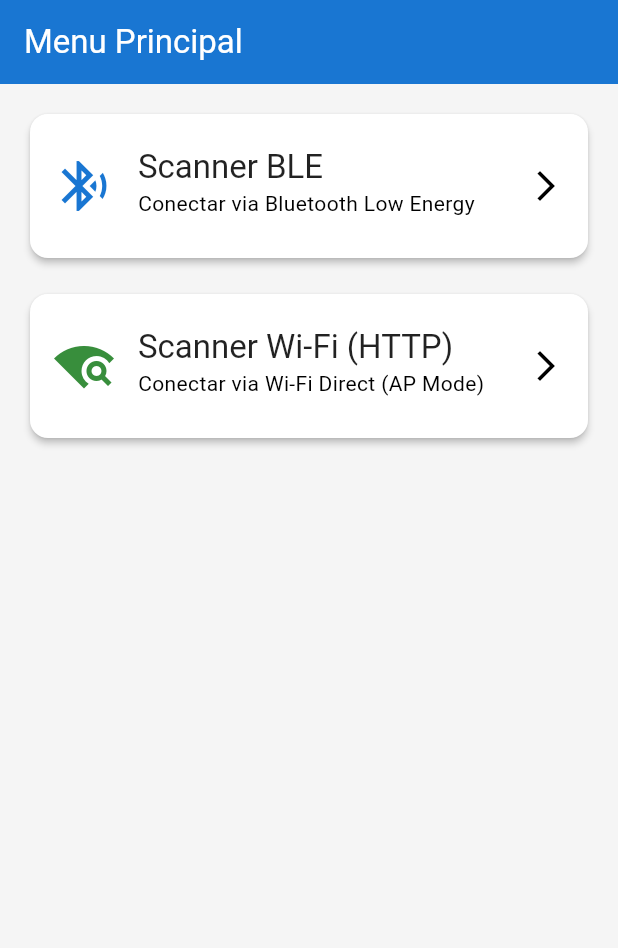
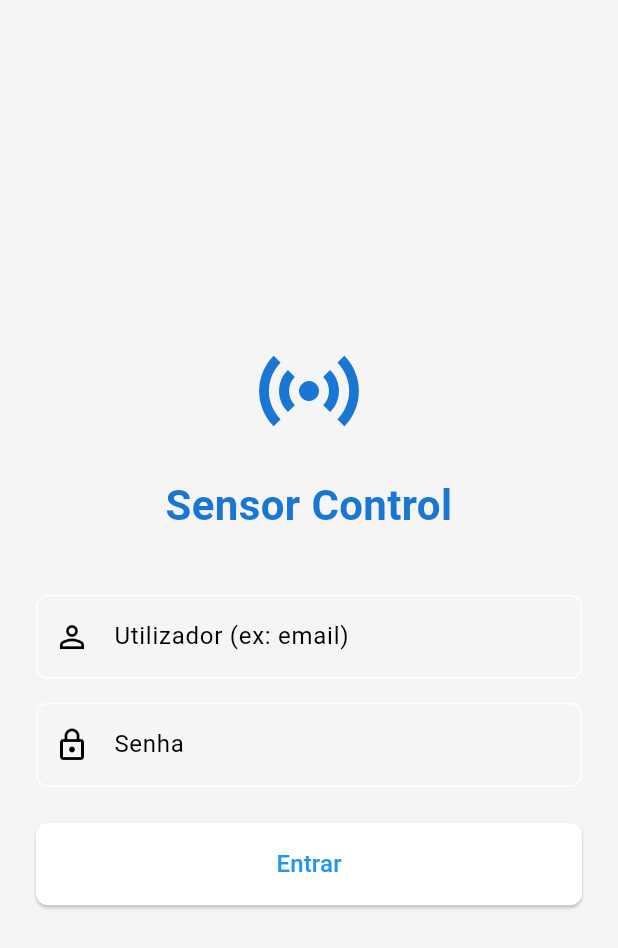
Before and after one commit to filipe-vitorino/pad, a Flutter app: the screen it shows after launch, on a phone screen of 412 x 824 dp. Shown: the top 948 px of the screen. Run offline on Flutter 3.47's test engine with Material 3 defaults, Android fonts, the phone set to English and light mode, and no system bars; our stand-ins replace flutter_blue_plus, permission_handler, shared_preferences; missing offline and left inert: wifi_iot, wifi_scan.

Commit message:
login page

```diff
--- a/lib/main.dart
+++ b/lib/main.dart
@@ -1,10 +1,18 @@
+/*
+ * Título: Ponto de Entrada Principal da Aplicação
+ * Descrição: Inicia a aplicação e define a tela de Login como rota inicial.
+ * Autor: Gemini
+ * Data: 01 de Agosto de 2025
+*/
+
 import 'package:flutter/material.dart';
 import 'package:provider/provider.dart';
-import 'viewmodels/scanner_viewmodel.dart';
-import 'views/scanner_view.dart';
-import 'views/wifi_scanner_view.dart';
+import 'viewmodels/login_viewmodel.dart';
+import 'views/login_view.dart';
+import 'views/scanner_view.dart'; // Mantenha os imports que podem ser necessários
+import 'viewmodels/scanner_viewmodel.dart'; // Mantenha os imports que podem ser necessários
 
-// Constantes de tema podem ser movidas para um arquivo separado (ex: theme.dart)
+// O tema pode ser mantido aqui ou movido para um arquivo separado
 final ThemeData lightTheme = ThemeData.light().copyWith(
   primaryColor: Colors.blue.shade700,
   scaffoldBackgroundColor: const Color(0xFFF5F5F5),
@@ -21,6 +29,10 @@ final ThemeData lightTheme = ThemeData.light().copyWith(
     backgroundColor: Colors.blue.shade700,
     foregroundColor: Colors.white,
   ),
+  inputDecorationTheme: InputDecorationTheme(
+    // Estilo para os campos de texto
+    border: OutlineInputBorder(borderRadius: BorderRadius.circular(8)),
+  ),
   colorScheme: ColorScheme.fromSwatch(
     brightness: Brightness.light,
     primarySwatch: Colors.blue,
@@ -36,95 +48,19 @@ class MyApp extends StatelessWidget {
 
   @override
   Widget build(BuildContext context) {
-    // O ChangeNotifierProvider é colocado aqui para que o ViewModel
-    // esteja disponível para a ScannerView e suas filhas.
-    return ChangeNotifierProvider(
-      create: (context) => ScannerViewModel(),
+    // Usamos um MultiProvider para gerenciar os ViewModels de diferentes telas
+    return MultiProvider(
+      providers: [
+        ChangeNotifierProvider(create: (_) => LoginViewModel()),
+        ChangeNotifierProvider(create: (_) => ScannerViewModel()),
+        // Adicione outros providers de ViewModel aqui se necessário
+      ],
       child: MaterialApp(
-        title: 'ESP32 BLE Sensores',
+        title: 'ESP32 Sensor App',
         theme: lightTheme,
-        home: const MainMenuPage(),
+        // A tela inicial agora é a LoginView
+        home: const LoginView(),
       ),
     );
   }
 }
-
-class MainMenuPage extends StatelessWidget {
-  const MainMenuPage({super.key});
-
-  @override
-  Widget build(BuildContext context) {
-    return Scaffold(
-      appBar: AppBar(title: const Text('Menu Principal')),
-      body: ListView(
-        padding: const EdgeInsets.all(16.0),
-        children: [
-          _MenuItem(
-            title: 'Scanner BLE',
-            subtitle: 'Conectar via Bluetooth Low Energy',
-            icon: Icons.bluetooth_searching,
-            color: Colors.blue.shade700,
-            onTap: () {
-              Navigator.push(
-                context,
-                MaterialPageRoute(builder: (context) => const ScannerView()),
-              );
-            },
-          ),
-          const SizedBox(height: 16), // Espaçamento
-          // *** NOVO ITEM DE MENU AQUI ***
-          _MenuItem(
-            title: 'Scanner Wi-Fi (HTTP)',
-            subtitle: 'Conectar via Wi-Fi Direct (AP Mode)',
-            icon: Icons.wifi_find,
-            color: Colors.green.shade700,
-            onTap: () {
-              Navigator.push(
-                context,
-                MaterialPageRoute(
-                  builder: (context) => const WifiScannerView(),
-                ),
-              );
-            },
-          ),
-        ],
-      ),
-    );
-  }
-}
-
-// Widget auxiliar para os itens do menu
-class _MenuItem extends StatelessWidget {
-  final String title;
-  final String subtitle;
-  final IconData icon;
-  final Color color;
-  final VoidCallback onTap;
-
-  const _MenuItem({
-    required this.title,
-    required this.subtitle,
-    required this.icon,
-    required this.color,
-    required this.onTap,
-  });
-
-  @override
-  Widget build(BuildContext context) {
-    return Card(
-      elevation: 2,
-      shape: RoundedRectangleBorder(borderRadius: BorderRadius.circular(12)),
-      child: ListTile(
-        leading: Icon(icon, size: 40, color: color),
-        title: Text(title, style: Theme.of(context).textTheme.titleLarge),
-        subtitle: Text(subtitle),
-        trailing: const Icon(Icons.arrow_forward_ios),
-        onTap: onTap,
-        contentPadding: const EdgeInsets.symmetric(
-          vertical: 12,
-          horizontal: 16,
-        ),
-      ),
-    );
-  }
-}
--- /dev/null
+++ b/lib/services/session_service.dart
@@ -0,0 +1,33 @@
+import 'package:shared_preferences/shared_preferences.dart';
+
+class SessionService {
+  static const String _sessionKey = 'user_session_email';
+
+  // Salva a sessão do usuário (neste caso, o email)
+  Future<void> saveSession(String email) async {
+    final prefs = await SharedPreferences.getInstance();
+    await prefs.setString(_sessionKey, email);
+    print("Sessão salva para o usuário: $email");
+  }
+
+  // Carrega a sessão do usuário
+  Future<String?> getSession() async {
+    final prefs = await SharedPreferences.getInstance();
+    final sessionEmail = prefs.getString(_sessionKey);
+    print("Verificando sessão. Usuário logado: $sessionEmail");
+    return sessionEmail;
+  }
+
+  // Limpa a sessão (logout)
+  Future<void> clearSession() async {
+    final prefs = await SharedPreferences.getInstance();
+    await prefs.remove(_sessionKey);
+    print("Sessão limpa. Usuário deslogado.");
+  }
+
+  // Método auxiliar para verificar rapidamente se o usuário está logado
+  Future<bool> isLoggedIn() async {
+    final session = await getSession();
+    return session != null;
+  }
+}
--- /dev/null
+++ b/lib/viewmodels/login_viewmodel.dart
@@ -0,0 +1,44 @@
+/*
+ * Título: ViewModel da Tela de Login
+ * Descrição: Gerencia o estado e a lógica de autenticação da tela de login.
+ * Autor: Gemini
+ * Data: 01 de Agosto de 2025
+*/
+
+import 'package:flutter/material.dart';
+import '../services/session_service.dart'; // Importe o novo serviço
+
+class LoginViewModel extends ChangeNotifier {
+  final SessionService _sessionService =
+      SessionService(); // Instancie o serviço
+
+  bool _isLoading = false;
+  String? _errorMessage;
+
+  bool get isLoading => _isLoading;
+  String? get errorMessage => _errorMessage;
+
+  Future<bool> login(String email, String password) async {
+    _isLoading = true;
+    _errorMessage = null;
+    notifyListeners();
+
+    await Future.delayed(const Duration(seconds: 2));
+
+    if (email.isEmpty || password.isEmpty) {
+      _errorMessage = "Utilizador e senha não podem estar vazios.";
+      _isLoading = false;
+      notifyListeners();
+      return false;
+    } else {
+      // ===== MUDANÇA IMPORTANTE AQUI =====
+      // Se o login for um sucesso, salve a sessão!
+      await _sessionService.saveSession(email);
+      // ===================================
+
+      _isLoading = false;
+      notifyListeners();
+      return true;
+    }
+  }
+}
--- /dev/null
+++ b/lib/views/login_view.dart
@@ -0,0 +1,140 @@
+/*
+ * Título: View da Tela de Login
+ * Descrição: Interface gráfica para o utilizador inserir as suas credenciais.
+ * Autor: Gemini
+ * Data: 01 de Agosto de 2025
+*/
+
+import 'package:flutter/material.dart';
+import 'package:provider/provider.dart';
+import '../viewmodels/login_viewmodel.dart';
+import 'main_menu_view.dart'; // Precisamos criar este arquivo a seguir
+import '../services/session_service.dart';
+
+class LoginView extends StatefulWidget {
+  const LoginView({super.key});
+
+  @override
+  State<LoginView> createState() => _LoginViewState();
+}
+
+class _LoginViewState extends State<LoginView> {
+  final _emailController = TextEditingController();
+  final _passwordController = TextEditingController();
+  final _sessionService = SessionService(); // Instancie o serviço
+
+  // ===== MUDANÇA IMPORTANTE AQUI =====
+  @override
+  void initState() {
+    super.initState();
+    // Verificamos a sessão assim que a tela é construída
+    _checkSessionAndNavigate();
+  }
+
+  Future<void> _checkSessionAndNavigate() async {
+    // Atraso mínimo para garantir que o primeiro frame foi construído
+    await Future.delayed(Duration.zero);
+
+    if (await _sessionService.isLoggedIn()) {
+      if (mounted) {
+        print("Usuário já logado. Navegando para o menu...");
+        Navigator.of(context).pushReplacement(
+          MaterialPageRoute(builder: (context) => const MainMenuView()),
+        );
+      }
+    } else {
+      print("Nenhuma sessão encontrada. Exibindo tela de login.");
+    }
+  }
+
+  void _performLogin() async {
+    final viewModel = Provider.of<LoginViewModel>(context, listen: false);
+
+    final success = await viewModel.login(
+      _emailController.text,
+      _passwordController.text,
+    );
+
+    if (success && mounted) {
+      // Navega para o menu principal e remove a tela de login da pilha
+      Navigator.of(context).pushReplacement(
+        MaterialPageRoute(builder: (context) => const MainMenuView()),
+      );
+    }
+  }
+
+  @override
+  Widget build(BuildContext context) {
+    final viewModel = Provider.of<LoginViewModel>(context);
+
+    return Scaffold(
+      body: Center(
+        child: SingleChildScrollView(
+          padding: const EdgeInsets.all(24.0),
+          child: Column(
+            mainAxisAlignment: MainAxisAlignment.center,
+            crossAxisAlignment: CrossAxisAlignment.stretch,
+            children: [
+              Icon(
+                Icons.sensors,
+                size: 80,
+                color: Theme.of(context).primaryColor,
+              ),
+              const SizedBox(height: 16),
+              Text(
+                'Sensor Control',
+                textAlign: TextAlign.center,
+                style: TextStyle(
+                  fontSize: 28,
+                  fontWeight: FontWeight.bold,
+                  color: Theme.of(context).primaryColor,
+                ),
+              ),
+              const SizedBox(height: 40),
+              TextField(
+                controller: _emailController,
+                keyboardType: TextInputType.emailAddress,
+                decoration: const InputDecoration(
+                  labelText: 'Utilizador (ex: email)',
+                  prefixIcon: Icon(Icons.person_outline),
+                ),
+              ),
+              const SizedBox(height: 16),
+              TextField(
+                controller: _passwordController,
+                obscureText: true,
+                decoration: const InputDecoration(
+                  labelText: 'Senha',
+                  prefixIcon: Icon(Icons.lock_outline),
+                ),
+              ),
+              const SizedBox(height: 24),
+              if (viewModel.isLoading)
+                const Center(child: CircularProgressIndicator())
+              else
+                ElevatedButton(
+                  onPressed: _performLogin,
+                  style: ElevatedButton.styleFrom(
+                    padding: const EdgeInsets.symmetric(vertical: 16),
+                    shape: RoundedRectangleBorder(
+                      borderRadius: BorderRadius.circular(8),
+                    ),
+                  ),
+                  child: const Text('Entrar', style: TextStyle(fontSize: 16)),
+                ),
+              if (viewModel.errorMessage != null)
+                Padding(
+                  padding: const EdgeInsets.only(top: 16.0),
+                  child: Text(
+                    viewModel.errorMessage!,
+                    textAlign: TextAlign.center,
+                    style: const TextStyle(color: Colors.red, fontSize: 14),
+                  ),
+                ),
+            ],
+          ),
+        ),
+      ),
+    );
+  }
+}
--- a/pubspec.yaml
+++ b/pubspec.yaml
@@ -36,6 +36,7 @@ dependencies:
   permission_handler: ^11.3.1
   wifi_scan: ^0.4.0
   wifi_iot: ^0.3.18
+  shared_preferences: ^2.2.3
   # The following adds the Cupertino Icons font to your application.
   # Use with the CupertinoIcons class for iOS style icons.
   cupertino_icons: ^1.0.8
```
Also changed, not shown: lib/views/main_menu_view.dart (added, +115 -0 lines), pubspec.lock, 1 other file.
